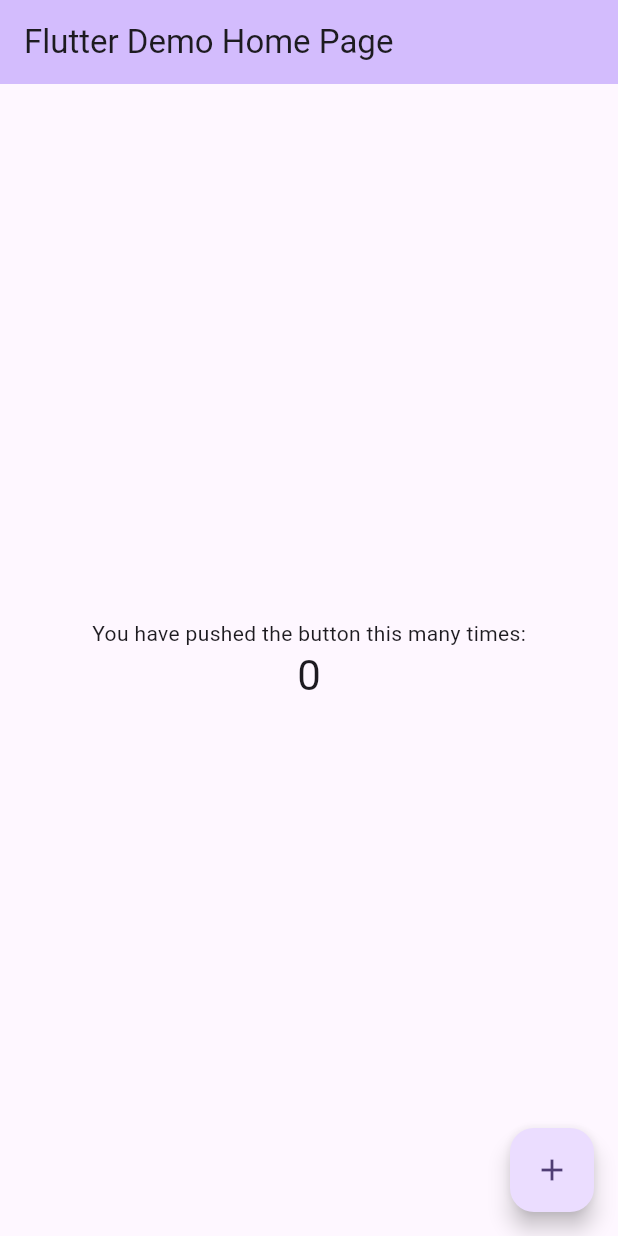
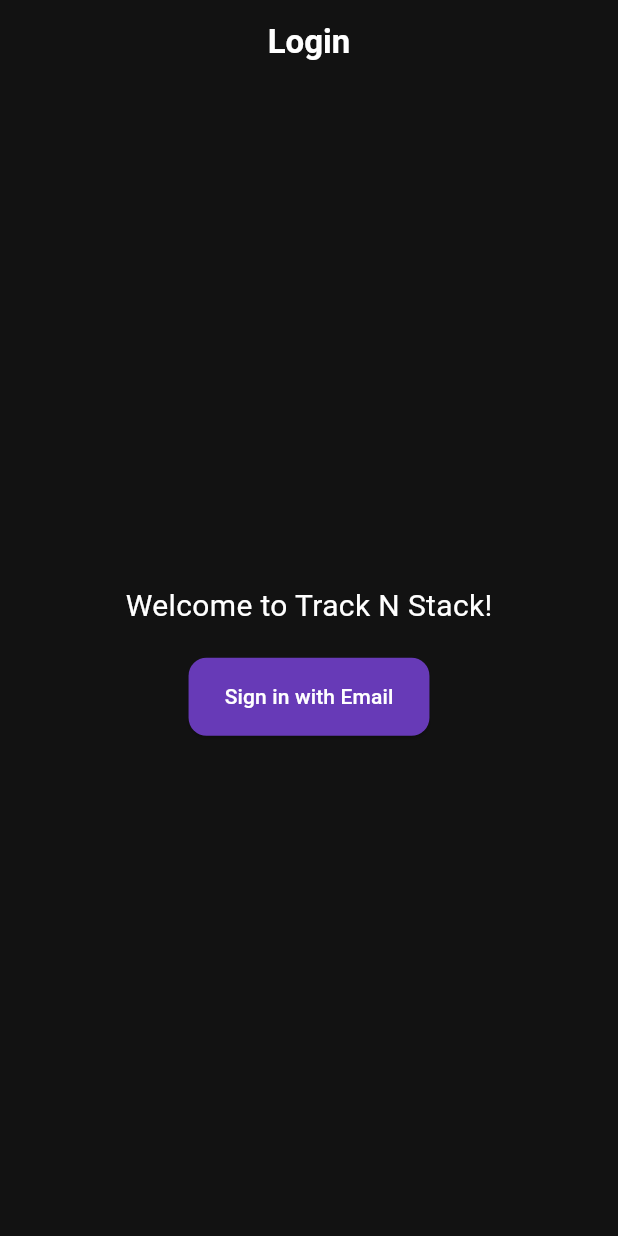
Before and after one commit to cahine22/tracknstack, a Flutter app: the screen it shows after launch, on a phone screen of 412 x 824 dp. Run offline on Flutter 3.47's test engine with Material 3 defaults, Android fonts, the phone set to English and light mode, and no system bars; our stand-ins replace firebase_auth, firebase_core, flutter_riverpod; accounts and stored records are empty.

Commit message:
Step 1.2: Implement Auth Infrastructure (AuthService, AuthProvider, AuthGate), Placeholder Screens, and Widget Tests

```diff
--- a/lib/main.dart
+++ b/lib/main.dart
@@ -1,122 +1,34 @@
 import 'package:flutter/material.dart';
+import 'package:flutter_riverpod/flutter_riverpod.dart';
+import 'package:firebase_core/firebase_core.dart';
+import 'theme.dart';
+import 'screens/auth_gate.dart';
 
-void main() {
-  runApp(const MyApp());
+void main() async {
+  WidgetsFlutterBinding.ensureInitialized();
+
+  // Note: Firebase initialization usually requires a configuration object
+  // generated by the FlutterFire CLI (firebase_options.dart).
+  // I will leave this commented out until you've run 'flutterfire configure'.
+  // await Firebase.initializeApp(options: DefaultFirebaseOptions.currentPlatform);
+
+  runApp(
+    const ProviderScope(
+      child: TrackNStackApp(),
+    ),
+  );
 }
 
-class MyApp extends StatelessWidget {
-  const MyApp({super.key});
+class TrackNStackApp extends StatelessWidget {
+  const TrackNStackApp({super.key});
 
-  // This widget is the root of your application.
   @override
   Widget build(BuildContext context) {
     return MaterialApp(
-      title: 'Flutter Demo',
-      theme: ThemeData(
-        // This is the theme of your application.
-        //
-        // TRY THIS: Try running your application with "flutter run". You'll see
-        // the application has a purple toolbar. Then, without quitting the app,
-        // try changing the seedColor in the colorScheme below to Colors.green
-        // and then invoke "hot reload" (save your changes or press the "hot
-        // reload" button in a Flutter-supported IDE, or press "r" if you used
-        // the command line to start the app).
-        //
-        // Notice that the counter didn't reset back to zero; the application
-        // state is not lost during the reload. To reset the state, use hot
-        // restart instead.
-        //
-        // This works for code too, not just values: Most code changes can be
-        // tested with just a hot reload.
-        colorScheme: .fromSeed(seedColor: Colors.deepPurple),
-      ),
-      home: const MyHomePage(title: 'Flutter Demo Home Page'),
+      title: 'Track N Stack',
+      debugShowCheckedModeBanner: false,
+      theme: AppTheme.darkTheme,
+      home: const AuthGate(),
     );
   }
 }
-
-class MyHomePage extends StatefulWidget {
-  const MyHomePage({super.key, required this.title});
-
-  // This widget is the home page of your application. It is stateful, meaning
-  // that it has a State object (defined below) that contains fields that affect
-  // how it looks.
-
-  // This class is the configuration for the state. It holds the values (in this
-  // case the title) provided by the parent (in this case the App widget) and
-  // used by the build method of the State. Fields in a Widget subclass are
-  // always marked "final".
-
-  final String title;
-
-  @override
-  State<MyHomePage> createState() => _MyHomePageState();
-}
-
-class _MyHomePageState extends State<MyHomePage> {
-  int _counter = 0;
-
-  void _incrementCounter() {
-    setState(() {
-      // This call to setState tells the Flutter framework that something has
-      // changed in this State, which causes it to rerun the build method below
-      // so that the display can reflect the updated values. If we changed
-      // _counter without calling setState(), then the build method would not be
-      // called again, and so nothing would appear to happen.
-      _counter++;
-    });
-  }
-
-  @override
-  Widget build(BuildContext context) {
-    // This method is rerun every time setState is called, for instance as done
-    // by the _incrementCounter method above.
-    //
-    // The Flutter framework has been optimized to make rerunning build methods
-    // fast, so that you can just rebuild anything that needs updating rather
-    // than having to individually change instances of widgets.
-    return Scaffold(
-      appBar: AppBar(
-        // TRY THIS: Try changing the color here to a specific color (to
-        // Colors.amber, perhaps?) and trigger a hot reload to see the AppBar
-        // change color while the other colors stay the same.
-        backgroundColor: Theme.of(context).colorScheme.inversePrimary,
-        // Here we take the value from the MyHomePage object that was created by
-        // the App.build method, and use it to set our appbar title.
-        title: Text(widget.title),
-      ),
-      body: Center(
-        // Center is a layout widget. It takes a single child and positions it
-        // in the middle of the parent.
-        child: Column(
-          // Column is also a layout widget. It takes a list of children and
-          // arranges them vertically. By default, it sizes itself to fit its
-          // children horizontally, and tries to be as tall as its parent.
-          //
-          // Column has various properties to control how it sizes itself and
-          // how it positions its children. Here we use mainAxisAlignment to
-          // center the children vertically; the main axis here is the vertical
-          // axis because Columns are vertical (the cross axis would be
-          // horizontal).
-          //
-          // TRY THIS: Invoke "debug painting" (choose the "Toggle Debug Paint"
-          // action in the IDE, or press "p" in the console), to see the
-          // wireframe for each widget.
-          mainAxisAlignment: .center,
-          children: [
-            const Text('You have pushed the button this many times:'),
-            Text(
-              '$_counter',
-              style: Theme.of(context).textTheme.headlineMedium,
-            ),
-          ],
-        ),
-      ),
-      floatingActionButton: FloatingActionButton(
-        onPressed: _incrementCounter,
-        tooltip: 'Increment',
-        child: const Icon(Icons.add),
-      ),
-    );
-  }
-}
--- /dev/null
+++ b/lib/providers/auth_provider.dart
@@ -0,0 +1,14 @@
+import 'package:firebase_auth/firebase_auth.dart';
+import 'package:flutter_riverpod/flutter_riverpod.dart';
+import '../services/auth_service.dart';
+
+// Provider for the AuthService instance
+final authServiceProvider = Provider<AuthService>((ref) {
+  return AuthService();
+});
+
+// StreamProvider that listens to the auth state (user logged in/out)
+final authStateProvider = StreamProvider<User?>((ref) {
+  final authService = ref.watch(authServiceProvider);
+  return authService.authStateChanges;
+});
--- /dev/null
+++ b/lib/screens/auth_gate.dart
@@ -0,0 +1,31 @@
+import 'package:flutter/material.dart';
+import 'package:flutter_riverpod/flutter_riverpod.dart';
+import '../providers/auth_provider.dart';
+import 'login_screen.dart';
+import 'dashboard_screen.dart';
+
+class AuthGate extends ConsumerWidget {
+  const AuthGate({super.key});
+
+  @override
+  Widget build(BuildContext context, WidgetRef ref) {
+    // Listen to the auth state
+    final authState = ref.watch(authStateProvider);
+
+    return authState.when(
+      data: (user) {
+        if (user != null) {
+          return const DashboardScreen(); // User is logged in
+        } else {
+          return const LoginScreen(); // User is not logged in
+        }
+      },
+      loading: () => const Scaffold(
+        body: Center(child: CircularProgressIndicator()),
+      ),
+      error: (e, stack) => Scaffold(
+        body: Center(child: Text('Error: $e')),
+      ),
+    );
+  }
+}
--- /dev/null
+++ b/lib/screens/login_screen.dart
@@ -0,0 +1,27 @@
+import 'package:flutter/material.dart';
+
+class LoginScreen extends StatelessWidget {
+  const LoginScreen({super.key});
+
+  @override
+  Widget build(BuildContext context) {
+    return Scaffold(
+      appBar: AppBar(title: const Text('Login')),
+      body: Center(
+        child: Column(
+          mainAxisAlignment: MainAxisAlignment.center,
+          children: [
+            const Text('Welcome to Track N Stack!', style: TextStyle(fontSize: 20)),
+            const SizedBox(height: 20),
+            ElevatedButton(
+              onPressed: () {
+                // Future sign-in logic
+              },
+              child: const Text('Sign in with Email'),
+            ),
+          ],
+        ),
+      ),
+    );
+  }
+}
--- a/lib/theme.dart
+++ b/lib/theme.dart
@@ -26,7 +26,7 @@
         elevation: 0,
         centerTitle: true,
       ),
-      cardTheme: CardTheme(
+      cardTheme: CardThemeData(
         color: surfaceColor,
         elevation: 4,
         shape: RoundedRectangleBorder(
```
Also changed, not shown: lib/screens/dashboard_screen.dart (added, +30 -0 lines), lib/services/auth_service.dart (added, +37 -0 lines), 1 other file.
